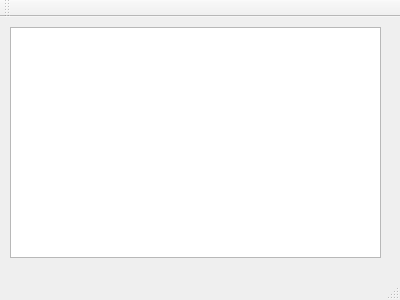
Old version of the form sapper/mainwindow.ui in the repository samds2234/sapper.
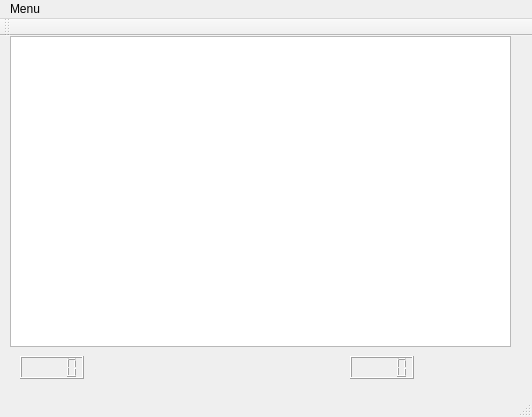
New version of the form.

Diff of the .ui file:
```diff
--- a/sapper/mainwindow.ui
+++ b/sapper/mainwindow.ui
@@ -6,8 +6,8 @@
    <rect>
     <x>0</x>
     <y>0</y>
-    <width>400</width>
-    <height>300</height>
+    <width>532</width>
+    <height>417</height>
    </rect>
   </property>
   <property name="windowTitle">
@@ -18,9 +18,32 @@
     <property name="geometry">
      <rect>
       <x>10</x>
-      <y>10</y>
-      <width>371</width>
-      <height>231</height>
+      <y>0</y>
+      <width>501</width>
+      <height>311</height>
+     </rect>
+    </property>
+   </widget>
+   <widget class="QLCDNumber" name="lcdBomb">
+    <property name="geometry">
+     <rect>
+      <x>350</x>
+      <y>320</y>
+      <width>64</width>
+      <height>23</height>
+     </rect>
+    </property>
+    <property name="autoFillBackground">
+     <bool>false</bool>
+    </property>
+   </widget>
+   <widget class="QLCDNumber" name="lcdTime">
+    <property name="geometry">
+     <rect>
+      <x>20</x>
+      <y>320</y>
+      <width>64</width>
+      <height>23</height>
      </rect>
     </property>
    </widget>
@@ -30,10 +53,19 @@
     <rect>
      <x>0</x>
      <y>0</y>
-     <width>400</width>
+     <width>532</width>
      <height>19</height>
     </rect>
    </property>
+   <widget class="QMenu" name="menu">
+    <property name="title">
+     <string>Menu</string>
+    </property>
+    <addaction name="actionNewGame"/>
+    <addaction name="actionSettings"/>
+    <addaction name="actionStat"/>
+   </widget>
+   <addaction name="menu"/>
   </widget>
   <widget class="QToolBar" name="mainToolBar">
    <attribute name="toolBarArea">
```
Left out of the diff: 15 changed lines with no effect on the pictures.
